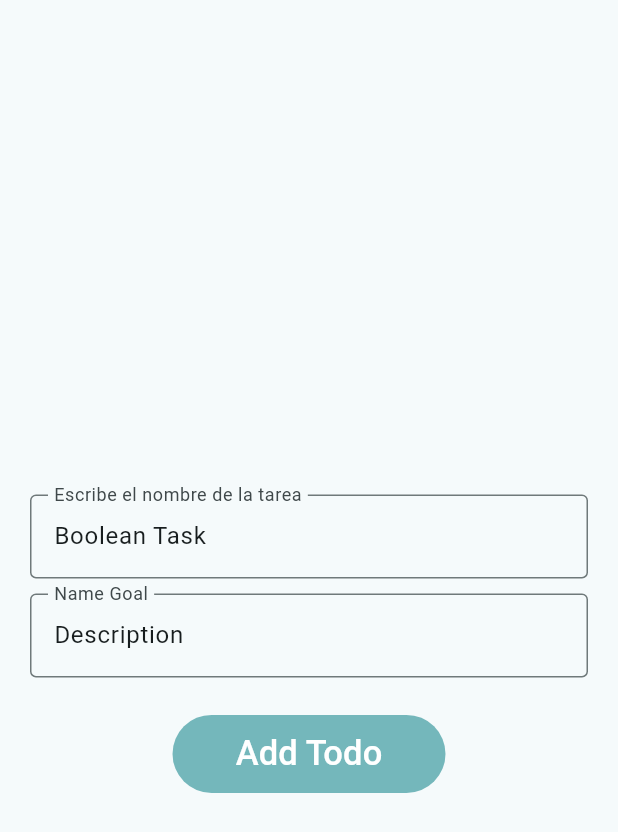
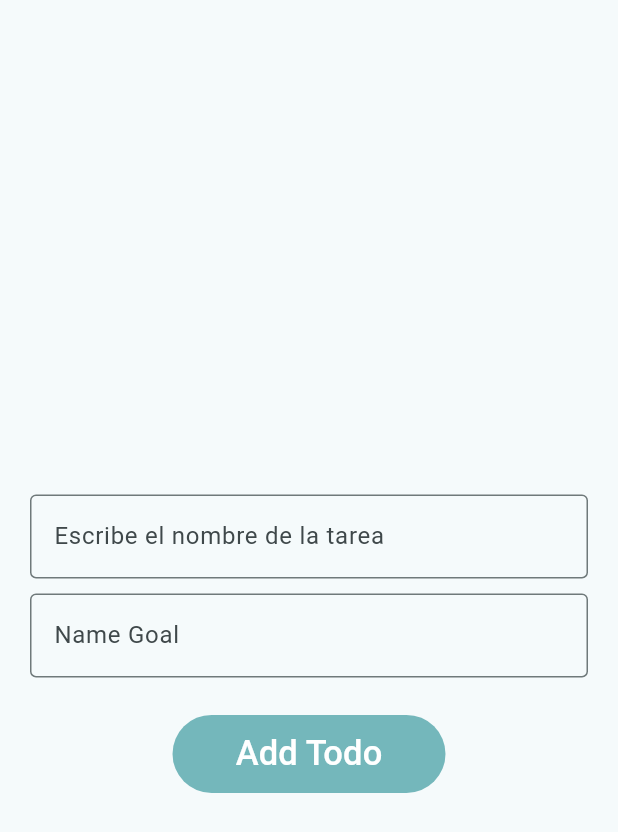
Before and after one commit to wilsone24/My-Best-Self, a Flutter app: the TemplatePage screen opened by its route, after a tap on "Boolean Task", on a phone screen of 412 x 824 dp. Shown: the top 832 px of the screen. Run offline on Flutter 3.47's test engine with Material 3 defaults, Android fonts, the phone set to English and light mode, and no system bars; our stand-ins replace get, percent_indicator.

Commit message:
Update, textcontrollers for the types of tasks

```diff
--- a/lib/ui/screens/bool_task_page.dart
+++ b/lib/ui/screens/bool_task_page.dart
@@ -13,13 +13,13 @@ class BoolTaskPage extends StatelessWidget {
   @override
   Widget build(BuildContext context) {
     double screenHeight = MediaQuery.of(context).size.height;
+    taskImageController.text = 'assets/images/obje.png';
     final Map<String, dynamic>? arguments =
         Get.arguments as Map<String, dynamic>?;
     if (arguments != null) {
-      // Asignar valores a los controladores desde el mapa de argumentos
       taskNameController.text = arguments['taskName'] ?? '';
       taskNameGoalController.text = arguments['taskDescription'] ?? '';
-      taskImageController.text = arguments['image'] ?? 'assets/images/Task.png';
+      taskImageController.text = arguments['image'] ?? 'assets/images/obje.png';
     }
     return Scaffold(
       body: SingleChildScrollView(
--- a/lib/ui/screens/quan_task_page.dart
+++ b/lib/ui/screens/quan_task_page.dart
@@ -2,6 +2,7 @@ import 'package:flutter/material.dart';
 import 'package:get/get.dart';
 import 'package:my_best_self/ui/controllers/date_task_controller.dart';
 import 'package:my_best_self/ui/widgets/buttons/custom_button.dart';
+
 class QuanTaskPage extends StatelessWidget {
   QuanTaskPage({super.key});
   final TextEditingController taskNameController = TextEditingController();
@@ -13,6 +14,7 @@ class QuanTaskPage extends StatelessWidget {
   @override
   Widget build(BuildContext context) {
     double screenHeight = MediaQuery.of(context).size.height;
+    taskImageController.text = 'assets/images/Task.png';
     final Map<String, dynamic>? arguments =
         Get.arguments as Map<String, dynamic>?;
     if (arguments != null) {
@@ -82,7 +84,7 @@ class QuanTaskPage extends StatelessWidget {
                           goal.isNotEmpty &&
                           nameGoal.isNotEmpty) {
                         controller.addTaskForSelectedDay(
-                            taskName, goal, nameGoal,image);
+                            taskName, goal, nameGoal, image);
                         taskNameController.clear();
                         taskGoalController.clear();
                         taskNameGoalController.clear();
--- a/lib/ui/screens/template_page.dart
+++ b/lib/ui/screens/template_page.dart
@@ -125,12 +125,17 @@ class PredeterminedTask extends StatelessWidget {
           right: screenHeight * 0.035),
       child: InkWell(
         onTap: () {
+          if (nameTask == "Boolean Task" || nameTask == "Quantifiable Task") {
+            Get.toNamed(page);
+            return;
+          } else {
             Map<String, String> arguments = {
               "taskName": nameTask,
               "taskDescription": descriptionTask,
               "image": image
             };
             Get.toNamed(page, arguments: arguments);
+          }
         },
         borderRadius: BorderRadius.circular(
             15), // Aplica el mismo borde redondeado al efecto de InkWell
```
Also changed, not shown: lib/ui/controllers/task_parameters_controller.dart (deleted). Lines whose indentation alone changed are shown as unchanged.
